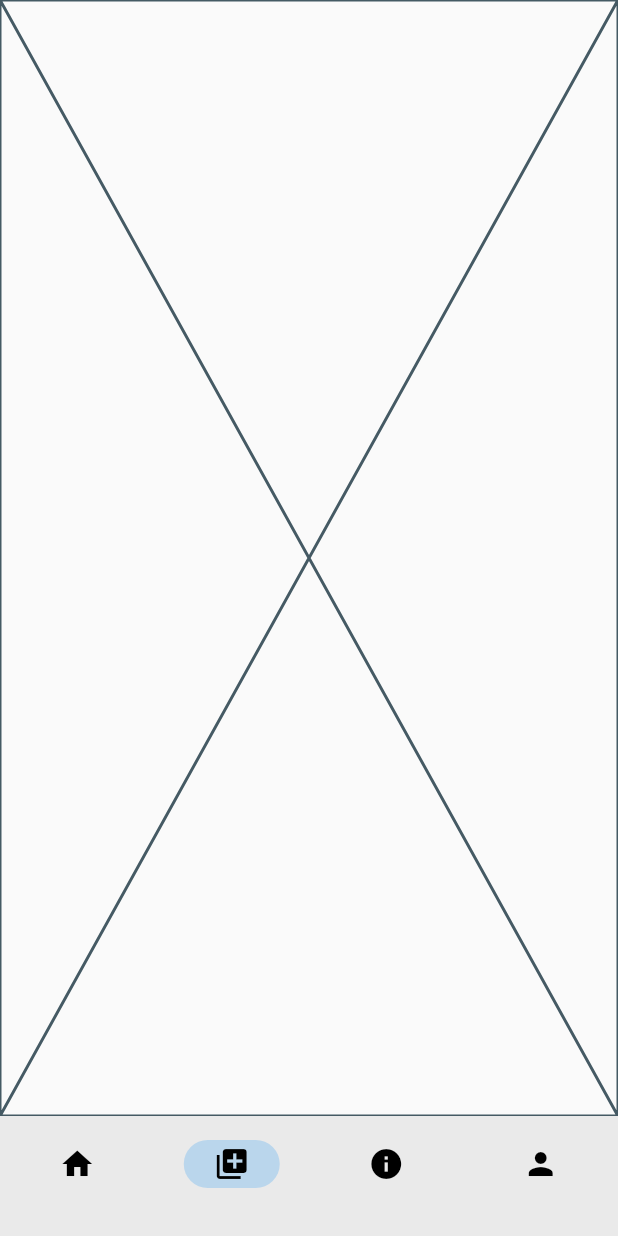
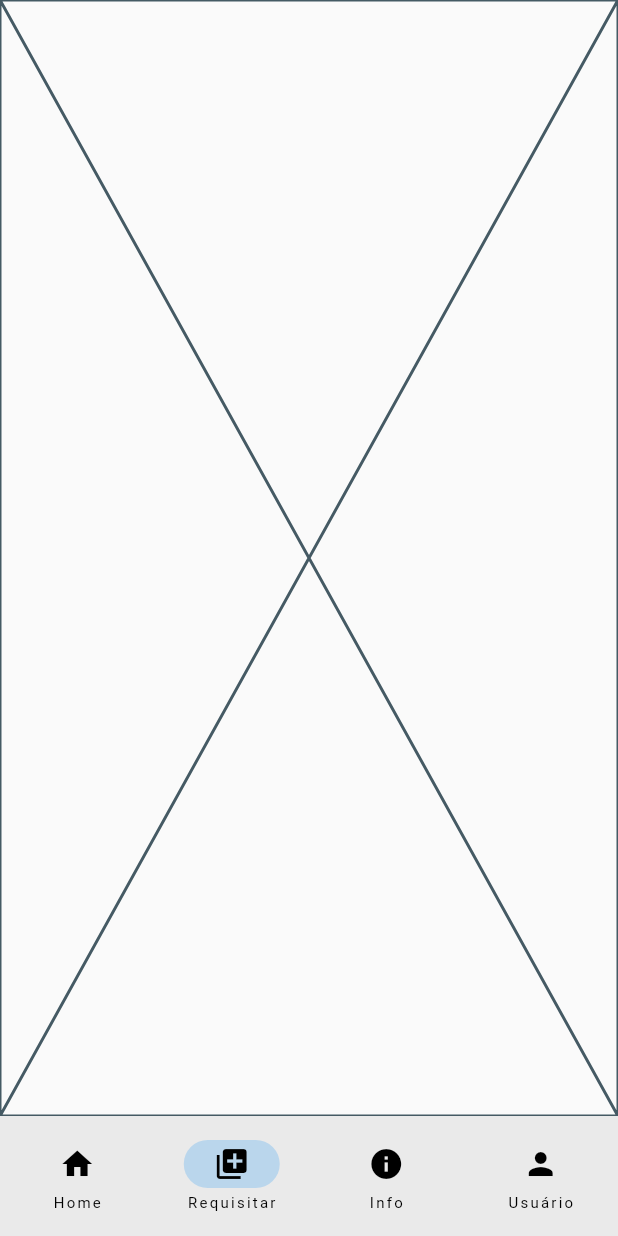
Before and after one commit to sexto-periodo/avliai-gces, a Flutter app: the AppBarWidget screen opened directly, item 2 of the bottom bar chosen, on a phone screen of 412 x 824 dp. Run offline on Flutter 3.47's test engine with Material 2 defaults, Android fonts, the phone set to English and light mode, and no system bars; our stand-ins replace get, material_floating_search_bar.

```diff
--- a/codigo/front_mobile/lib/src/components/appbar_widget.dart
+++ b/codigo/front_mobile/lib/src/components/appbar_widget.dart
@@ -23,10 +23,10 @@ class AppBarWidgetState extends State<AppBarWidget> {
       body: _telas[_currentIndex],
       bottomNavigationBar: NavigationBar(
         destinations: const [
-          NavigationDestination(icon: Icon(Icons.home), label: ''),
-          NavigationDestination(icon: Icon(Icons.library_add), label: ''),
-          NavigationDestination(icon: Icon(Icons.info), label: ''),
-          NavigationDestination(icon: Icon(Icons.person),label: '')
+          NavigationDestination(icon: Icon(Icons.home), label: 'Home'),
+          NavigationDestination(icon: Icon(Icons.library_add), label: 'Requisitar'),
+          NavigationDestination(icon: Icon(Icons.info), label: 'Info'),
+          NavigationDestination(icon: Icon(Icons.person),label: 'Usuário')
         ],
         selectedIndex: _currentIndex,
         onDestinationSelected: onTabTapped,
--- a/codigo/front_mobile/pubspec.yaml
+++ b/codigo/front_mobile/pubspec.yaml
@@ -31,6 +31,7 @@ dependencies:
   flutter:
     sdk: flutter
   flutter_native_splash: ^2.2.19
+  material_floating_search_bar: ^0.3.7
 
 
   # The following adds the Cupertino Icons font to your application.
```
Also changed, not shown: codigo/front_mobile/lib/src/home_page.dart (+50 -2 lines), codigo/front_mobile/pubspec.lock.
